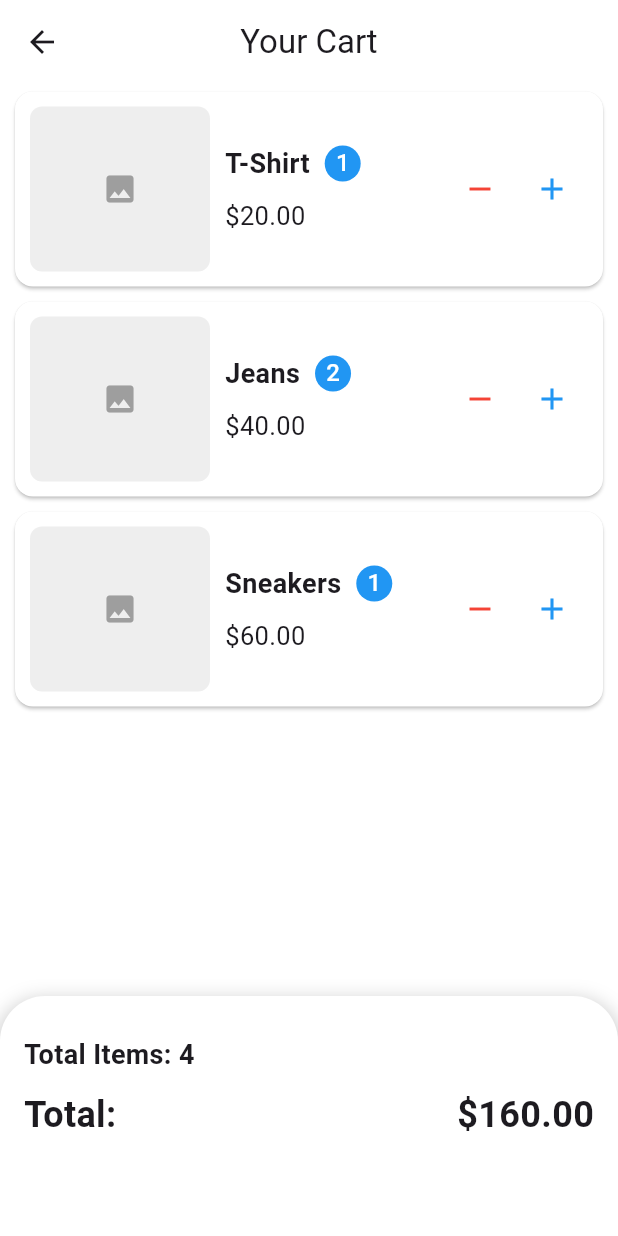
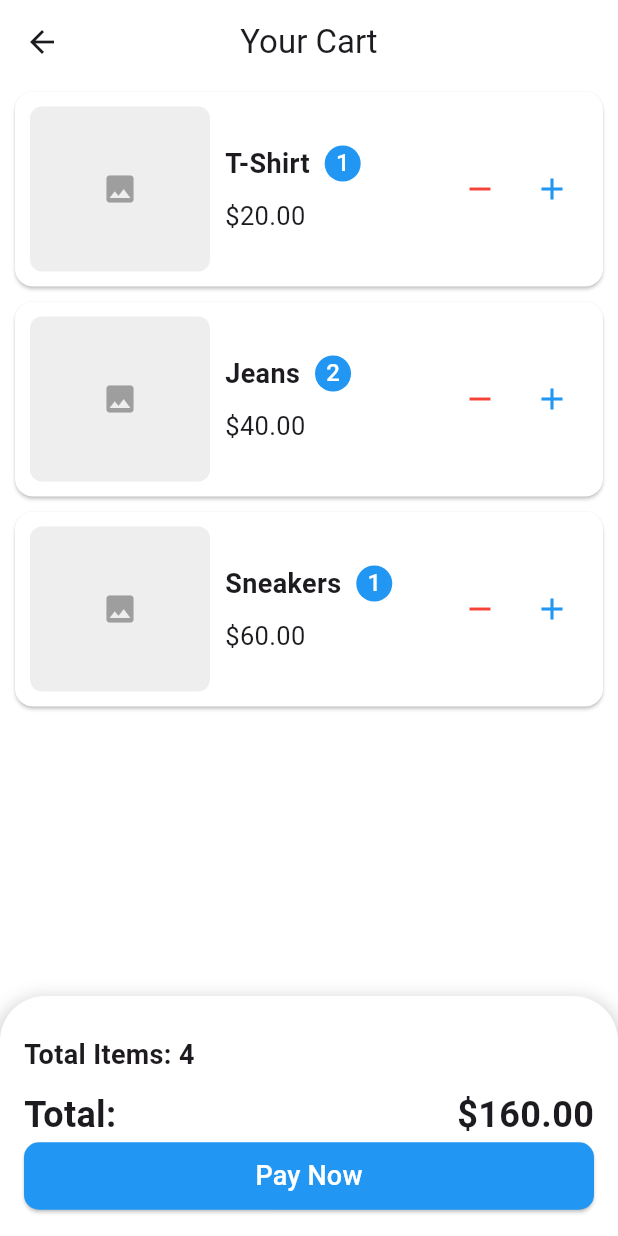
Before and after one commit to hadishamoun1/vesti-app, a Flutter app: the CartScreen screen opened directly, on a phone screen of 412 x 824 dp. Run offline on Flutter 3.47's test engine with Material 3 defaults, Android fonts, the phone set to English and light mode, and no system bars; our stand-ins replace geolocator, image_picker, jwt_decoder, permission_handler, shared_preferences; missing offline and left inert: flutter_background_geolocation; accounts and stored records are empty.

Commit message:
Added paynow button

```diff
--- a/lib/screens/Cart.dart
+++ b/lib/screens/Cart.dart
@@ -190,6 +190,25 @@ class _CartScreenState extends State<CartScreen> {
                     ),
                   ],
                 ),
+                Center(
+                  child: ElevatedButton(
+                    onPressed: () {},
+                    style: ElevatedButton.styleFrom(
+                      backgroundColor: Colors.blue,
+                      foregroundColor: Colors.white,
+                      fixedSize: Size(400, 45), // Width and height
+                      padding:
+                          EdgeInsets.symmetric(horizontal: 20, vertical: 9),
+                      shape: RoundedRectangleBorder(
+                        borderRadius: BorderRadius.circular(10),
+                      ),
+                    ),
+                    child: Text(
+                      'Pay Now',
+                      style: TextStyle(fontSize: 18),
+                    ),
+                  ),
+                )
               ],
             ),
           ),
```
